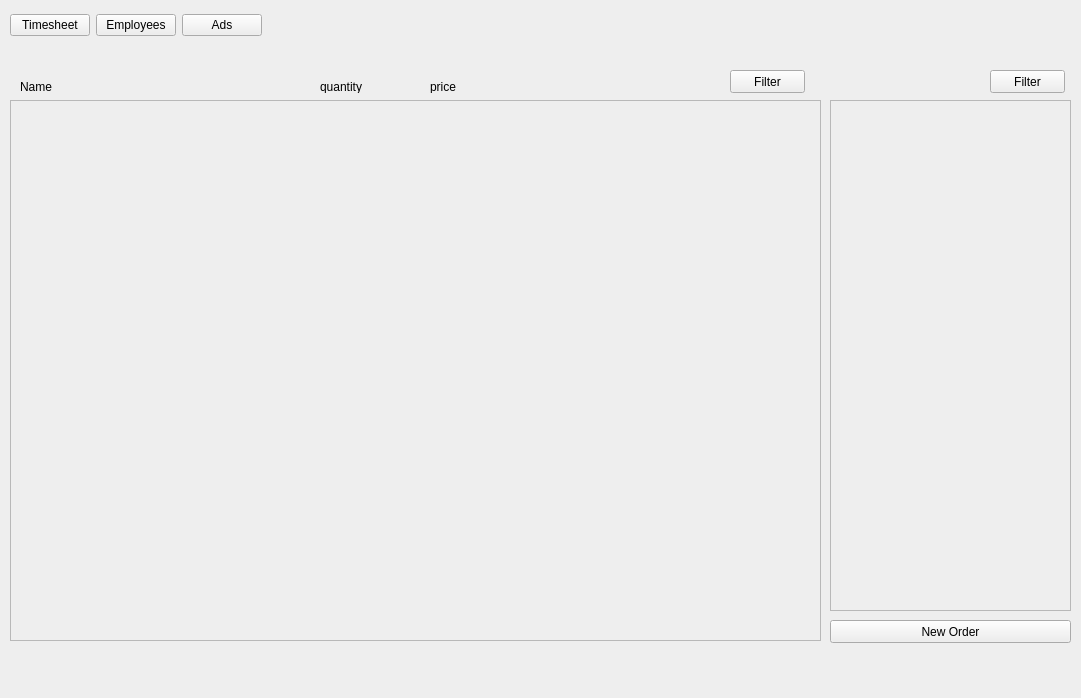
Qt form MotorcycleDealership.ui (jordynmarlow/SoftwareEngineering) before a commit.
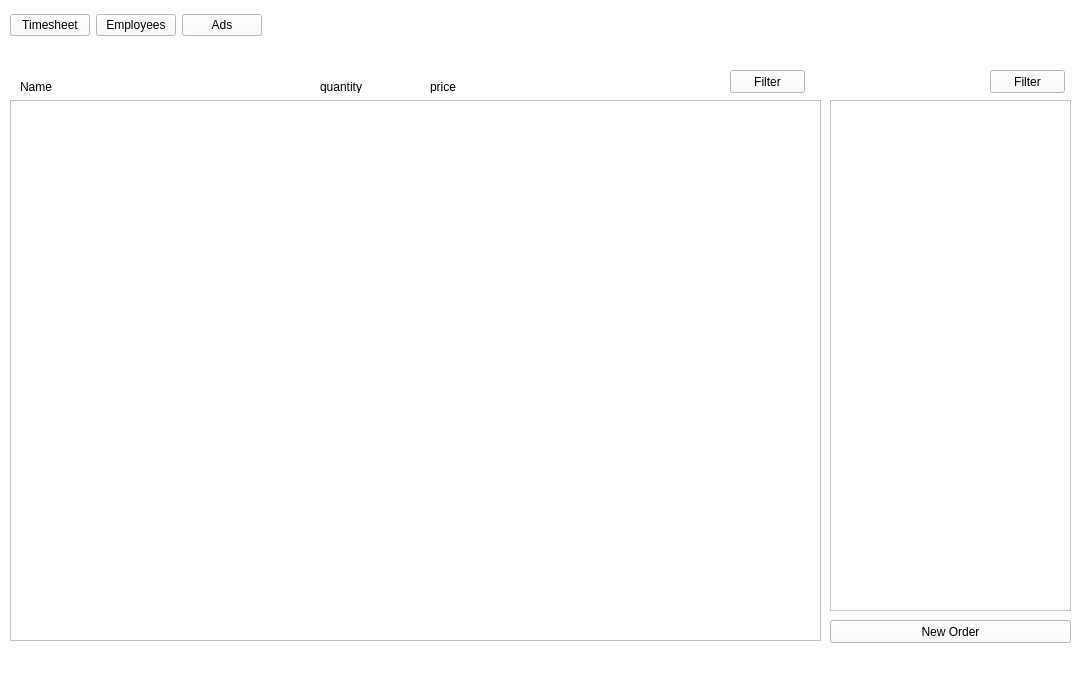
The same form after that commit.

Commit message: Changed taskbar widget to QFrame

Diff of the .ui file:
```diff
--- a/MotorcycleDealership.ui
+++ b/MotorcycleDealership.ui
@@ -14,7 +14,7 @@
    <string>MainWindow</string>
   </property>
   <property name="styleSheet">
-   <string notr="true">background-color: #eeeeee;
+   <string notr="true">background-color: #ffffff;
 color: black;</string>
   </property>
   <widget class="QWidget" name="centralwidget">
@@ -158,7 +158,7 @@
      </item>
     </layout>
    </widget>
-   <widget class="QWidget" name="widget" native="true">
+   <widget class="QFrame" name="taskbar">
     <property name="geometry">
      <rect>
       <x>0</x>
@@ -168,8 +168,8 @@
      </rect>
     </property>
     <property name="styleSheet">
-     <string notr="true">background-color: #cccccc;
-color: black;</string>
+     <string notr="true">background-color: #ffffff;
+border-bottom: 2px solid #555555;</string>
     </property>
    </widget>
    <widget class="QScrollArea" name="order_scroll_area">
```
Left out of the diff: 14 changed lines with no effect on the pictures.
